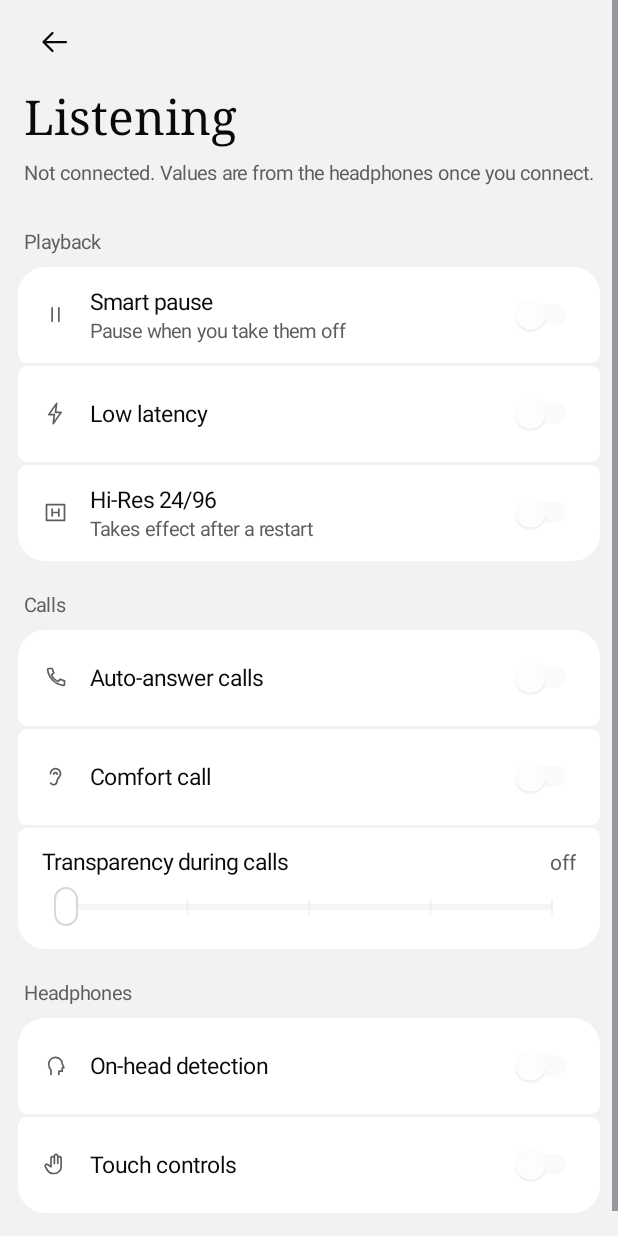
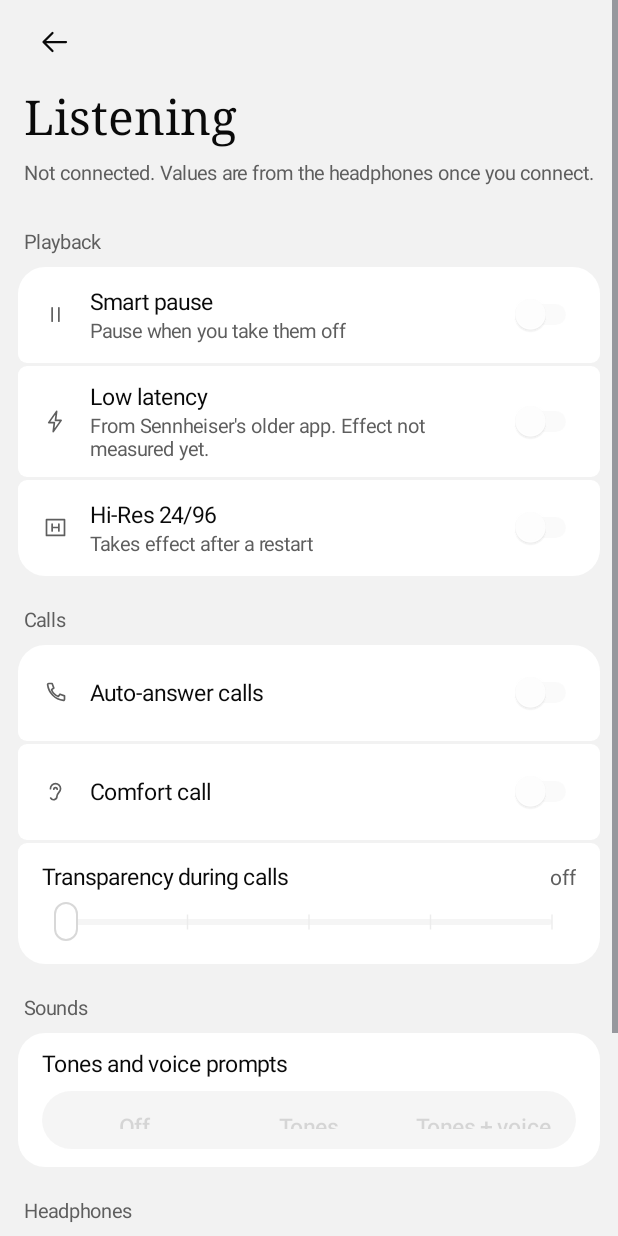
Before and after one commit to rayane1817/momentum4-auto-off, an Android app: the screen it shows after launch (MainActivity), after a tap on "Listening", on a phone screen of 412 x 824 dp. Run offline under Robolectric (Android 15) with nearby library versions, the phone set to English and light mode, and no system bars; 2 statements that could not run were skipped; 1 other tap on this screen came first.

Commit message:
v0.15.0: tones/voice prompts, paired-devices list, charging, full transparency, guard note; releases publish as pre-release
Co-Authored-By: Claude Sonnet 5.5 <noreply@anthropic.com>
Claude-Session: https://claude.ai/code/session_0148UZ4RqofYZNRXKi9nyrug

```diff
--- a/android/gaia-test/app/build.gradle
+++ b/android/gaia-test/app/build.gradle
@@ -7,8 +7,8 @@ android {
         applicationId 'be.ryane.gaiatest'
         minSdk 26
         targetSdk 35
-        versionCode 25
-        versionName '0.14.3'
+        versionCode 26
+        versionName '0.15.0'
     }
     compileOptions {
         sourceCompatibility JavaVersion.VERSION_17
--- a/android/gaia-test/app/src/main/java/be/ryane/gaiatest/MainActivity.java
+++ b/android/gaia-test/app/src/main/java/be/ryane/gaiatest/MainActivity.java
@@ -85,6 +85,12 @@ public class MainActivity extends Activity {
     private Segmented antiWind;
     private View customBlock;
     private SeekBar transpSeek, callSeek;
+    private Segmented promptSeg;
+    private int batteryPct = -1;
+    private boolean charging;
+    private LinearLayout peersBox;
+    private int ownPeer = -1;
+    private final java.util.TreeMap<Integer, String[]> peers = new java.util.TreeMap<>();   // index -> {name, connected}; names never logged
     private TextView transpValue, callValue;
     private Switch swSmartPause, swAutoAnswer, swLowLatency, swHiRes, swOnHead, swAutoStart;
     private Switch swBass, swSpeech, swComfort, swTouch;
@@ -522,6 +528,14 @@ public class MainActivity extends Activity {
         ends.addView(caption("ANC"), new LinearLayout.LayoutParams(0, -2, 1f));
         ends.addView(caption("Transparency"));
         b.addView(ends);
+        Button full = outlineBtn("Full transparency", v -> {
+            send(a(0x1A02, 100)); send(g(0x1A03));
+            applying = true; transpSeek.setProgress(100); applying = false;
+        });
+        gate(full);
+        LinearLayout.LayoutParams fp = new LinearLayout.LayoutParams(-1, dp(44));
+        fp.topMargin = dp(10);
+        b.addView(full, fp);
         TextView aw = label("Anti-wind");
         aw.setPadding(0, dp(14), 0, dp(8));
         b.addView(aw);
@@ -730,6 +744,13 @@ public class MainActivity extends Activity {
         vHardware = valueRowG(info, R.drawable.ic_info, "Hardware");
         shapeGroup(info);
 
+        LinearLayout pg = group(c, "Paired with the headphones");
+        peersBox = new LinearLayout(this);
+        peersBox.setOrientation(LinearLayout.VERTICAL);
+        pg.addView(peersBox);
+        showPeers();
+        shapeGroup(pg);
+
         LinearLayout tools = group(c, "Tools");
         navRow(tools, R.drawable.ic_list, "Guard log", "Shows in the log below", v -> append(AutoOffService.getLog()));
         navRow(tools, R.drawable.ic_report, "Copy report", "For bug reports. No Bluetooth addresses, no other device names.", v -> copyReport());
@@ -757,6 +778,9 @@ public class MainActivity extends Activity {
         guardUnit = caption("minutes idle, then fully off");
         guardUnit.setPadding(0, dp(10), 0, 0);
         big.addView(guardUnit);
+        TextView only = caption("The guard only sees this phone. If you also listen on a PC or tablet, it can switch the headphones off.");
+        only.setPadding(0, dp(10), 0, 0);
+        big.addView(only);
         c.addView(big);
 
         LinearLayout st = group(c, "Status");
@@ -1056,7 +1080,7 @@ public class MainActivity extends Activity {
         LinearLayout c = subPage("Listening", null, true);
         LinearLayout pb = group(c, "Playback");
         swSmartPause = switchRowG(pb, R.drawable.ic_pause, "Smart pause", "Pause when you take them off", on -> toggle(0x080C, on));
-        swLowLatency = switchRowG(pb, R.drawable.ic_bolt, "Low latency", null, on -> toggle(0x0817, on));
+        swLowLatency = switchRowG(pb, R.drawable.ic_bolt, "Low latency", "From Sennheiser's older app. Effect not measured yet.", on -> toggle(0x0817, on));
         swHiRes = switchRowG(pb, R.drawable.ic_hires, "Hi-Res 24/96", "Takes effect after a restart",
                 on -> { send(a(0x0405, on ? 0 : 1)); send(g(0x0406)); applySpeechRule(); });   // 0 = Hi-Res on
         shapeGroup(pb);
@@ -1073,6 +1097,20 @@ public class MainActivity extends Activity {
         callValue = tv[0];
         calls.addView(ct);
         shapeGroup(calls);
+
+        LinearLayout snd = group(c, "Sounds");
+        LinearLayout pr = new LinearLayout(this);
+        pr.setOrientation(LinearLayout.VERTICAL);
+        pr.setPadding(dp(16), dp(10), dp(16), dp(12));
+        pr.addView(text("Tones and voice prompts", 15, Tok.REGULAR, T.ink));
+        promptSeg = new Segmented(new String[]{"Off", "Tones", "Tones + voice"}, 38,
+                idx -> { send(a(0x0801, idx)); send(g(0x0802)); });
+        LinearLayout.LayoutParams pgp = new LinearLayout.LayoutParams(-1, -2);
+        pgp.topMargin = dp(8);
+        pr.addView(promptSeg.view, pgp);
+        snd.addView(pr);
+        shapeGroup(snd);
+        gate(promptSeg.view);
 
         LinearLayout hd = group(c, "Headphones");
         swOnHead = switchRowG(hd, R.drawable.ic_head, "On-head detection", null, on -> toggle(0x0400, on));
@@ -1530,7 +1568,21 @@ public class MainActivity extends Activity {
         }
         applying = true;
         switch (base) {
-            case 0x0603: if (b0 >= 0) { setValue(vBattery, b0 + " %"); batteryDots.set(b0 + "%", true, "Battery " + b0 + " percent"); } break;
+            case 0x0603: if (b0 >= 0) { batteryPct = b0; showBattery(); batteryDots.set(b0 + "%", true, "Battery " + b0 + " percent"); } break;
+            case 0x0602: if (b0 >= 0) { charging = b0 == 1; showBattery(); } break;
+            case 0x0802: if (b0 >= 0 && b0 <= 2) promptSeg.select(b0, false); break;
+            case 0x1407: if (b0 >= 0) { ownPeer = b0; showPeers(); } break;
+            case 0x1400: if (f.payload.length >= 2) {                  // count first, then each entry, never past it
+                int n = Math.min(Gaia.u16(f.payload, 0), 8);
+                peers.clear();
+                for (int i = 0; i < n; i++) send(g(0x1401, i));
+                showPeers();
+            } break;
+            case 0x1401: if (f.type() == 2 && f.payload.length >= 3) {
+                peers.put(b0, new String[]{ascii(java.util.Arrays.copyOfRange(f.payload, 3, f.payload.length)),
+                        (f.payload[2] & 0xFF) == 1 ? "1" : "0"});
+                showPeers();
+            } break;
             case 0x1206: setValue(vModel, ascii(f.payload)); modelText = ascii(f.payload); updateDeviceTile(); break;
             case 0x1201: if (f.payload.length >= 6)                          // firmware = 3 x u16 BE
                 { String fw = Gaia.u16(f.payload, 0) + "." + Gaia.u16(f.payload, 2) + "." + Gaia.u16(f.payload, 4);
@@ -1564,6 +1616,24 @@ public class MainActivity extends Activity {
             case 0x1002: if (f.type() == 1 && f.payload.length >= 5) setCurve(f.payload); break;   // 1082 notif = all 5 bands
         }
         applying = false;
+    }
+
+    private void showBattery() {
+        if (batteryPct >= 0) setValue(vBattery, batteryPct + " %" + (charging ? " · charging" : ""));
+    }
+
+    /** Devices paired with the headphones. Names stay on this screen: the log and the report hide them. */
+    private void showPeers() {
+        if (peersBox == null) return;
+        peersBox.removeAllViews();
+        for (java.util.Map.Entry<Integer, String[]> e : peers.entrySet()) {
+            final int idx = e.getKey();
+            boolean me = idx == ownPeer, on = "1".equals(e.getValue()[1]);
+            String sub = me ? "This phone" : on ? "Connected" : "Tap to connect";
+            LinearLayout r = row(peersBox, R.drawable.ic_headphones, e.getValue()[0], sub);
+            if (!me && !on) { r.setClickable(true); r.setOnClickListener(v -> { send(a(0x1402, idx)); toast("Connecting that device"); }); }
+        }
+        if (peers.isEmpty()) row(peersBox, R.drawable.ic_info, "Not read yet", "Tap Refresh");
     }
 
     private void refreshNoise() {
@@ -1890,14 +1960,15 @@ public class MainActivity extends Activity {
     private void readAllConfig() {
         if (out == null) { toast("Connect first"); return; }
         int[] gets = {0x1A05, 0x1A01, 0x1A03, 0x080D, 0x080B, 0x0818, 0x0815, 0x1607, 0x0806, 0x0401, 0x0406,
-                0x1009, 0x0804, 0x0603, 0x1206, 0x1201, 0x1200};
+                0x1009, 0x0804, 0x0603, 0x0602, 0x0802, 0x1407, 0x1206, 0x1201, 0x1200};
+        send(g(0x1400));
         for (int x : gets) send(g(x));
         send(g(0x1003, 0));                                          // all 5 EQ gains at once
     }
 
     /** Ask for change notifications (noise 0x0d, EQ 0x08, audio/device 0x04), as the official app does. */
     private void registerNotifications() {
-        for (int feat : new int[]{0x0d, 0x08, 0x04}) send(g(0x0007, feat));
+        for (int feat : new int[]{0x0d, 0x08, 0x04, 0x03}) send(g(0x0007, feat));
     }
 
     private void setTimer0() {
```
Also changed, not shown: android/gaia-test/app/src/main/java/be/ryane/gaiatest/Gaia.java (+6 -3 lines), 2 other files.
